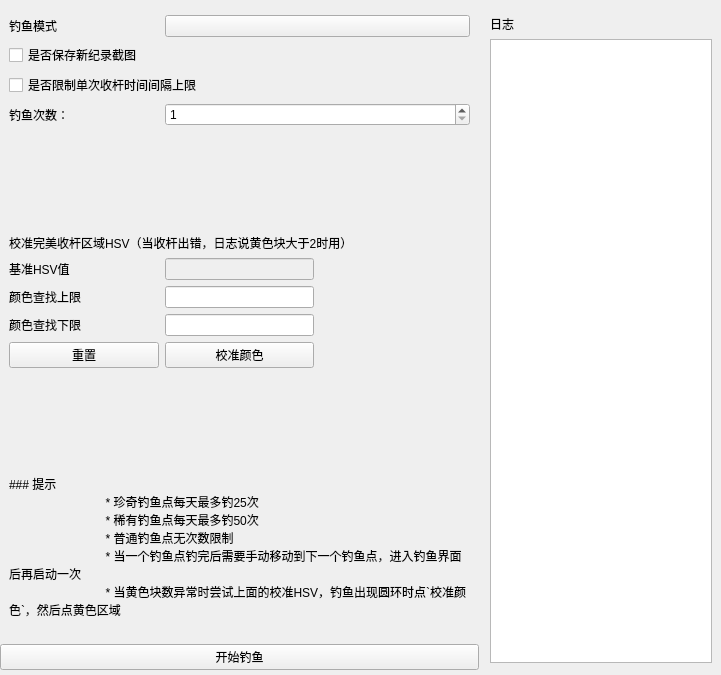
LaoZhuJackson/SnowbreakAutoAssistant, file app/ui/additional_features_interface.ui: the form before one commit.
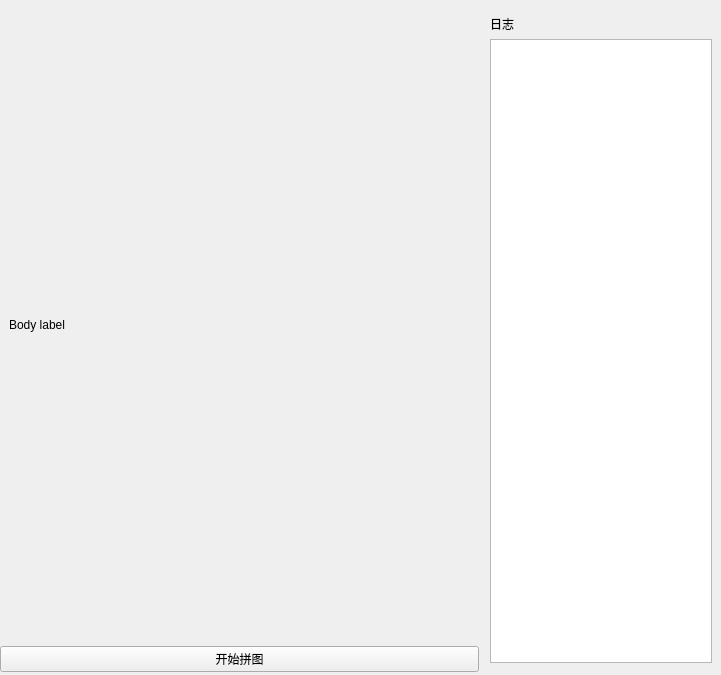
The form after the commit. Custom widgets are drawn as their Qt base class.

Patch:
```diff
--- a/app/ui/additional_features_interface.ui
+++ b/app/ui/additional_features_interface.ui
@@ -29,7 +29,7 @@
    <item row="1" column="0">
     <widget class="QStackedWidget" name="stackedWidget">
      <property name="currentIndex">
-         <number>0</number>
+         <number>2</number>
      </property>
      <widget class="QWidget" name="page_fishing">
          <layout class="QGridLayout" name="gridLayout_2" rowstretch="0,0,0" columnstretch="2,1">
@@ -136,13 +136,7 @@
              <item row="11" column="0" colspan="3">
                  <widget class="BodyLabel" name="BodyLabel_tip_fish">
                      <property name="text">
-                         <string>### 提示
-                             * 珍奇钓鱼点每天最多钓25次
-                             * 稀有钓鱼点每天最多钓50次
-                             * 普通钓鱼点无次数限制
-                             * 当一个钓鱼点钓完后需要手动移动到下一个钓鱼点，进入钓鱼界面后再启动一次
-                             * 当黄色块数异常时尝试上面的校准HSV，钓鱼出现圆环时点`校准颜色`，然后点黄色区域
-                         </string>
+                         <string/>
             </property>
                      <property name="textFormat">
                          <enum>Qt::MarkdownText</enum>
@@ -342,13 +336,64 @@
        </item>
       </layout>
      </widget>
-     <widget class="QWidget" name="page_3">
-      <layout class="QGridLayout" name="gridLayout_4">
-       <item row="0" column="0">
-        <widget class="BodyLabel" name="BodyLabel_3">
-         <property name="text">
-          <string>待开发</string>
-         </property>
+        <widget class="QWidget" name="page_jigsaw">
+            <layout class="QGridLayout" name="gridLayout_4" columnstretch="2,1">
+                <property name="leftMargin">
+                    <number>0</number>
+                </property>
+                <property name="topMargin">
+                    <number>0</number>
+                </property>
+                <property name="rightMargin">
+                    <number>0</number>
+                </property>
+                <property name="bottomMargin">
+                    <number>0</number>
+                </property>
+                <property name="spacing">
+                    <number>2</number>
+                </property>
+                <item row="0" column="0">
+                    <widget class="SimpleCardWidget" name="SimpleCardWidget_jigsaw">
+                        <layout class="QGridLayout" name="gridLayout_10">
+                            <item row="0" column="0">
+                                <widget class="BodyLabel" name="BodyLabel_tip_jigsaw">
+                                    <property name="text">
+                                        <string>Body label</string>
+                                    </property>
+                                    <property name="textFormat">
+                                        <enum>Qt::MarkdownText</enum>
+                                    </property>
+                                </widget>
+                            </item>
+                        </layout>
+                    </widget>
+                </item>
+                <item row="1" column="0">
+                    <widget class="PushButton" name="PushButton_start_jigsaw">
+                        <property name="text">
+                            <string>开始拼图</string>
+                        </property>
+                    </widget>
+                </item>
+                <item row="0" column="1" rowspan="2">
+                    <widget class="SimpleCardWidget" name="SimpleCardWidget_3">
+                        <layout class="QGridLayout" name="gridLayout_9">
+                            <item row="0" column="0">
+                                <widget class="TitleLabel" name="TitleLabel_log_jigsaw">
+                                    <property name="text">
+                                        <string>日志</string>
+                                    </property>
+                                </widget>
+                            </item>
+                            <item row="1" column="0">
+                                <widget class="QTextBrowser" name="textBrowser_log_jigsaw">
+                                    <property name="verticalScrollBarPolicy">
+                                        <enum>Qt::ScrollBarAlwaysOff</enum>
+                                    </property>
+                                </widget>
+                            </item>
+                        </layout>
         </widget>
        </item>
       </layout>
```
Left out of the diff: 6 changed lines with no effect on the pictures.
